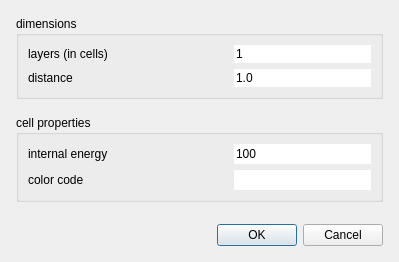
First picture: the form in source/Gui/NewHexagonDialog.ui, repository chrxh/alien, before the edit.
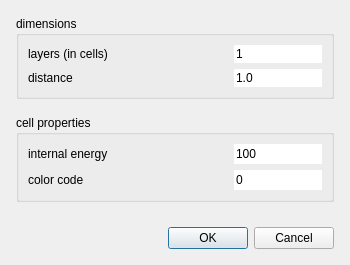
Second picture: the form after the edit.

Patch:
```diff
--- a/source/Gui/NewHexagonDialog.ui
+++ b/source/Gui/NewHexagonDialog.ui
@@ -6,8 +6,8 @@
    <rect>
     <x>0</x>
     <y>0</y>
-    <width>399</width>
-    <height>262</height>
+    <width>350</width>
+    <height>265</height>
    </rect>
   </property>
   <property name="minimumSize">
@@ -70,6 +70,9 @@
         <property name="inputMask">
          <string>9</string>
         </property>
+        <property name="text">
+         <string>0</string>
+        </property>
         <property name="frame">
          <bool>false</bool>
         </property>
```
